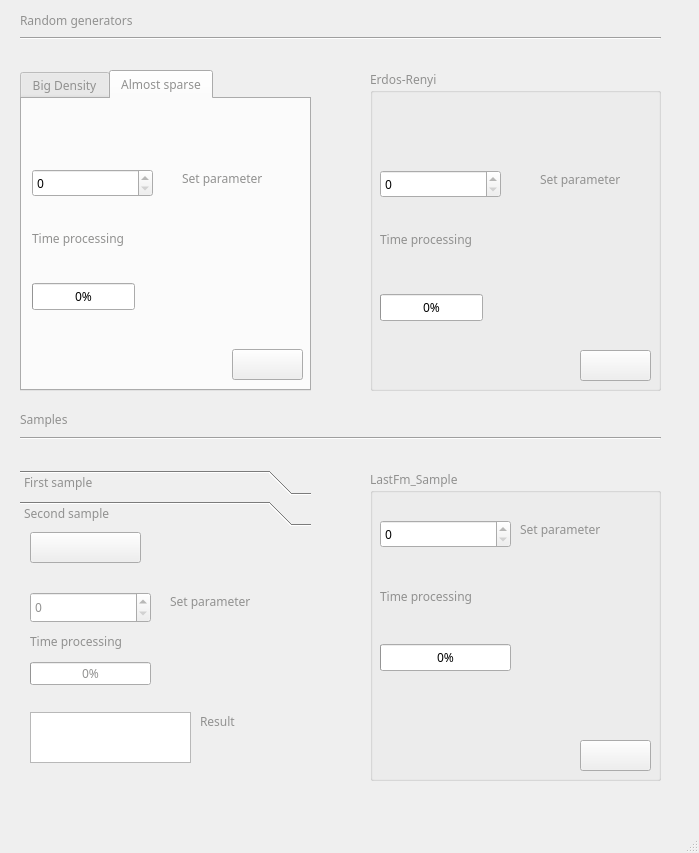
First picture: the form in design.ui, repository mizmorr/Project, before the edit.
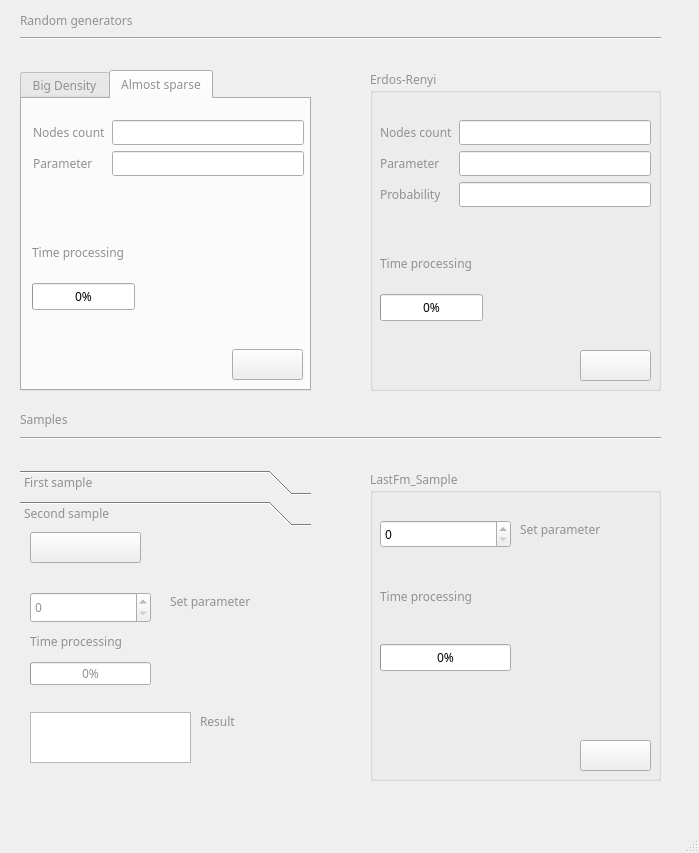
Second picture: the form after the edit. The open tabs and pages were chosen to show the change. Icons and pictures are not drawn.

What changed in the file:
```diff
--- a/design.ui
+++ b/design.ui
@@ -172,19 +172,6 @@
      <attribute name="title">
       <string>Almost sparse</string>
      </attribute>
-     <widget class="QLabel" name="label_10">
-      <property name="geometry">
-       <rect>
-        <x>160</x>
-        <y>70</y>
-        <width>111</width>
-        <height>18</height>
-       </rect>
-      </property>
-      <property name="text">
-       <string>Set parameter</string>
-      </property>
-     </widget>
      <widget class="QLabel" name="label_8">
       <property name="geometry">
        <rect>
@@ -198,16 +185,6 @@
        <string/>
       </property>
      </widget>
-     <widget class="QSpinBox" name="spinBox_3">
-      <property name="geometry">
-       <rect>
-        <x>10</x>
-        <y>70</y>
-        <width>121</width>
-        <height>28</height>
-       </rect>
-      </property>
-     </widget>
      <widget class="QProgressBar" name="progressBar_3">
       <property name="geometry">
        <rect>
@@ -221,19 +198,6 @@
        <number>0</number>
       </property>
      </widget>
-     <widget class="QLabel" name="label_9">
-      <property name="geometry">
-       <rect>
-        <x>10</x>
-        <y>130</y>
-        <width>124</width>
-        <height>19</height>
-       </rect>
-      </property>
-      <property name="text">
-       <string>Time processing</string>
-      </property>
-     </widget>
      <widget class="QPushButton" name="pushButton_8">
       <property name="geometry">
        <rect>
@@ -257,6 +221,51 @@
        </size>
       </property>
      </widget>
+     <widget class="QLabel" name="label_9">
+      <property name="geometry">
+       <rect>
+        <x>10</x>
+        <y>130</y>
+        <width>129</width>
+        <height>46</height>
+       </rect>
+      </property>
+      <property name="text">
+       <string>Time processing</string>
+      </property>
+     </widget>
+     <widget class="QWidget" name="">
+      <property name="geometry">
+       <rect>
+        <x>11</x>
+        <y>21</y>
+        <width>271</width>
+        <height>111</height>
+       </rect>
+      </property>
+      <layout class="QFormLayout" name="formLayout_3">
+       <item row="0" column="0">
+        <widget class="QLabel" name="label_4">
+         <property name="text">
+          <string>Nodes count</string>
+         </property>
+        </widget>
+       </item>
+       <item row="0" column="1">
+        <widget class="QLineEdit" name="lineEdit_3"/>
+       </item>
+       <item row="1" column="0">
+        <widget class="QLabel" name="label_10">
+         <property name="text">
+          <string>Parameter</string>
+         </property>
+        </widget>
+       </item>
+       <item row="1" column="1">
+        <widget class="QLineEdit" name="lineEdit_4"/>
+       </item>
+      </layout>
+     </widget>
     </widget>
    </widget>
    <widget class="QGroupBox" name="groupBox_2">
@@ -294,29 +303,6 @@
       </size>
      </property>
     </widget>
-    <widget class="QSpinBox" name="spinBox_4">
-     <property name="geometry">
-      <rect>
-       <x>10</x>
-       <y>100</y>
-       <width>121</width>
-       <height>28</height>
-      </rect>
-     </property>
-    </widget>
-    <widget class="QLabel" name="label_11">
-     <property name="geometry">
-      <rect>
-       <x>10</x>
-       <y>160</y>
-       <width>124</width>
-       <height>19</height>
-      </rect>
-     </property>
-     <property name="text">
-      <string>Time processing</string>
-     </property>
-    </widget>
     <widget class="QProgressBar" name="progressBar_4">
      <property name="geometry">
       <rect>
@@ -343,19 +329,61 @@
       <string/>
      </property>
     </widget>
-    <widget class="QLabel" name="label_13">
+    <widget class="QLabel" name="label_11">
      <property name="geometry">
       <rect>
-       <x>170</x>
-       <y>100</y>
-       <width>111</width>
-       <height>18</height>
+       <x>10</x>
+       <y>170</y>
+       <width>129</width>
+       <height>46</height>
       </rect>
      </property>
      <property name="text">
-      <string>Set parameter</string>
+      <string>Time processing</string>
      </property>
     </widget>
+    <widget class="QWidget" name="">
+     <property name="geometry">
+      <rect>
+       <x>10</x>
+       <y>50</y>
+       <width>271</width>
+       <height>111</height>
+      </rect>
+     </property>
+     <layout class="QFormLayout" name="formLayout">
+      <item row="0" column="0">
+       <widget class="QLabel" name="label_13">
+        <property name="text">
+         <string>Nodes count</string>
+        </property>
+       </widget>
+      </item>
+      <item row="0" column="1">
+       <widget class="QLineEdit" name="lineEdit_5"/>
+      </item>
+      <item row="1" column="0">
+       <widget class="QLabel" name="label_25">
+        <property name="text">
+         <string>Parameter</string>
+        </property>
+       </widget>
+      </item>
+      <item row="1" column="1">
+       <widget class="QLineEdit" name="lineEdit_6"/>
+      </item>
+      <item row="2" column="0">
+       <widget class="QLabel" name="label_26">
+        <property name="text">
+         <string>Probability</string>
+        </property>
+       </widget>
+      </item>
+      <item row="2" column="1">
+       <widget class="QLineEdit" name="lineEdit_7"/>
+      </item>
+     </layout>
+    </widget>
    </widget>
    <widget class="QGroupBox" name="groupBox_3">
     <property name="geometry">
```
Left out of the diff: 61 changed lines with no effect on the pictures.
